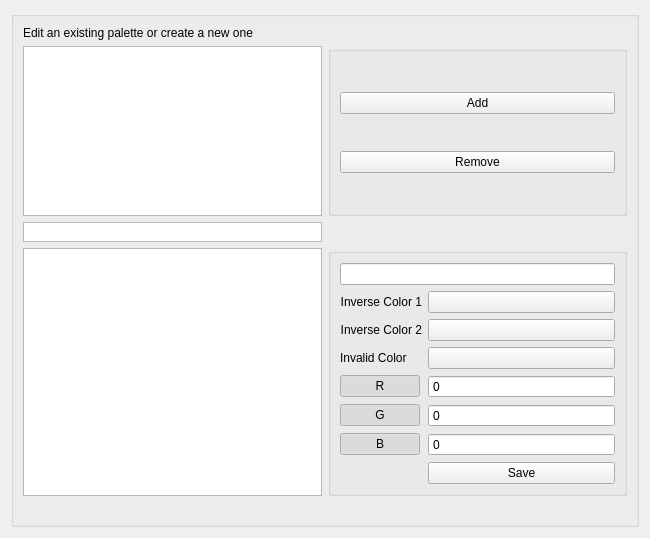
The window that Qitom/ui/widgetPropPalettes.ui (itom-project/itom) describes before a commit, drawn with Qt 5.
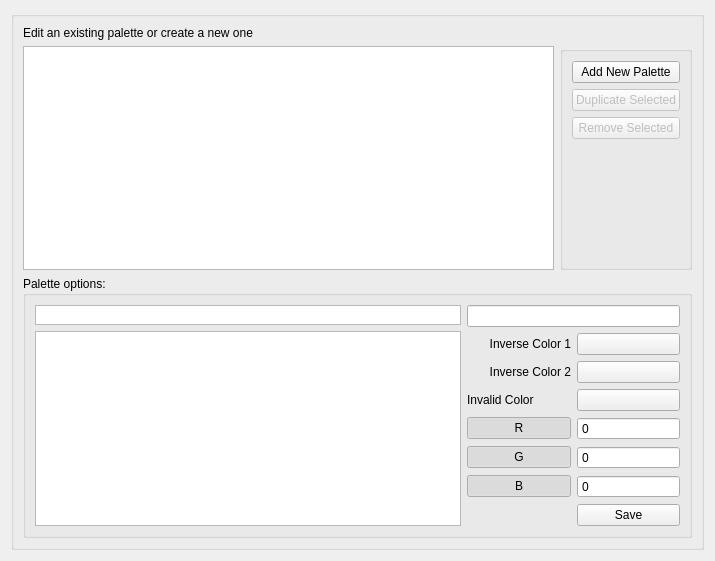
The same window after the commit. Custom widgets are drawn as their Qt base class.

Commit message: updates in color palette editor

```diff
--- a/Qitom/ui/widgetPropPalettes.ui
+++ b/Qitom/ui/widgetPropPalettes.ui
@@ -6,20 +6,20 @@
    <rect>
     <x>0</x>
     <y>0</y>
-    <width>650</width>
-    <height>538</height>
+    <width>715</width>
+    <height>561</height>
    </rect>
   </property>
   <property name="windowTitle">
    <string>Form</string>
   </property>
   <layout class="QGridLayout" name="gridLayout">
-   <item row="2" column="0">
+   <item row="1" column="0">
     <widget class="QGroupBox" name="groupBox">
      <property name="title">
       <string/>
      </property>
-     <layout class="QVBoxLayout" name="verticalLayout">
+     <layout class="QVBoxLayout" name="verticalLayout_3">
       <item>
        <widget class="QLabel" name="label_12">
         <property name="sizePolicy">
@@ -43,13 +43,102 @@
        </widget>
       </item>
       <item>
-       <layout class="QGridLayout" name="gridLayout_2">
-        <item row="5" column="1">
-         <widget class="QGroupBox" name="groupBox_4">
+       <layout class="QHBoxLayout" name="horizontalLayout">
+        <item>
+         <widget class="QListWidget" name="lwPalettes"/>
+        </item>
+        <item>
+         <widget class="QGroupBox" name="groupBox_2">
           <property name="title">
            <string/>
           </property>
-          <layout class="QFormLayout" name="formLayout">
+          <layout class="QVBoxLayout" name="verticalLayout_2">
+           <item>
+            <widget class="QPushButton" name="pbAdd">
+             <property name="text">
+              <string>Add New Palette</string>
+             </property>
+            </widget>
+           </item>
+           <item>
+            <widget class="QPushButton" name="pbDuplicate">
+             <property name="enabled">
+              <bool>false</bool>
+             </property>
+             <property name="text">
+              <string>Duplicate Selected</string>
+             </property>
+            </widget>
+           </item>
+           <item>
+            <widget class="QPushButton" name="pbRemove">
+             <property name="enabled">
+              <bool>false</bool>
+             </property>
+             <property name="text">
+              <string>Remove Selected</string>
+             </property>
+            </widget>
+           </item>
+           <item>
+            <spacer name="verticalSpacer_2">
+             <property name="orientation">
+              <enum>Qt::Vertical</enum>
+             </property>
+             <property name="sizeHint" stdset="0">
+              <size>
+               <width>20</width>
+               <height>40</height>
+              </size>
+             </property>
+            </spacer>
+           </item>
+          </layout>
+         </widget>
+        </item>
+       </layout>
+      </item>
+      <item>
+       <widget class="QGroupBox" name="groupOptions">
+        <property name="title">
+         <string>Palette options:</string>
+        </property>
+        <layout class="QHBoxLayout" name="horizontalLayout_2" stretch="2,1">
+         <item>
+          <layout class="QVBoxLayout" name="verticalLayout">
+           <item>
+            <widget class="QGraphicsView" name="gvCurPalette">
+             <property name="maximumSize">
+              <size>
+               <width>16777215</width>
+               <height>20</height>
+              </size>
+             </property>
+             <property name="verticalScrollBarPolicy">
+              <enum>Qt::ScrollBarAlwaysOff</enum>
+             </property>
+             <property name="horizontalScrollBarPolicy">
+              <enum>Qt::ScrollBarAlwaysOff</enum>
+             </property>
+            </widget>
+           </item>
+           <item>
+            <widget class="QGraphicsView" name="gvPalCurves">
+             <property name="verticalScrollBarPolicy">
+              <enum>Qt::ScrollBarAlwaysOff</enum>
+             </property>
+             <property name="horizontalScrollBarPolicy">
+              <enum>Qt::ScrollBarAlwaysOff</enum>
+             </property>
+            </widget>
+           </item>
+          </layout>
+         </item>
+         <item>
+          <layout class="QGridLayout" name="gridLayout_2">
+           <item row="0" column="0" colspan="2">
+            <widget class="QLineEdit" name="lePalName"/>
+           </item>
            <item row="1" column="0">
             <widget class="QLabel" name="label_8">
              <property name="text">
@@ -86,7 +175,7 @@
            <item row="3" column="1">
             <widget class="ColorPickerButton" name="btnInvColor"/>
            </item>
-           <item row="6" column="0">
+           <item row="4" column="0">
             <widget class="QPushButton" name="pbR">
              <property name="text">
               <string>R</string>
@@ -99,7 +188,7 @@
              </property>
             </widget>
            </item>
-           <item row="6" column="1">
+           <item row="4" column="1">
             <widget class="QSpinBox" name="sbR">
              <property name="buttonSymbols">
               <enum>QAbstractSpinBox::NoButtons</enum>
@@ -109,7 +198,7 @@
              </property>
             </widget>
            </item>
-           <item row="7" column="0">
+           <item row="5" column="0">
             <widget class="QPushButton" name="pbG">
              <property name="text">
               <string>G</string>
@@ -122,7 +211,7 @@
              </property>
             </widget>
            </item>
-           <item row="7" column="1">
+           <item row="5" column="1">
             <widget class="QSpinBox" name="sbG">
              <property name="buttonSymbols">
               <enum>QAbstractSpinBox::NoButtons</enum>
@@ -132,7 +221,7 @@
              </property>
             </widget>
            </item>
-           <item row="8" column="0">
+           <item row="6" column="0">
             <widget class="QPushButton" name="pbB">
              <property name="text">
               <string>B</string>
@@ -145,7 +234,7 @@
              </property>
             </widget>
            </item>
-           <item row="8" column="1">
+           <item row="6" column="1">
             <widget class="QSpinBox" name="sbB">
              <property name="buttonSymbols">
               <enum>QAbstractSpinBox::NoButtons</enum>
@@ -155,85 +244,17 @@
              </property>
             </widget>
            </item>
-           <item row="9" column="1">
+           <item row="7" column="1">
             <widget class="QPushButton" name="pbPalSave">
              <property name="text">
               <string>Save</string>
              </property>
             </widget>
            </item>
-           <item row="0" column="0" colspan="2">
-            <widget class="QLineEdit" name="lePalName"/>
-           </item>
           </layout>
-         </widget>
-        </item>
-        <item row="5" column="0">
-         <widget class="QGraphicsView" name="gvPalCurves">
-          <property name="verticalScrollBarPolicy">
-           <enum>Qt::ScrollBarAlwaysOff</enum>
-          </property>
-          <property name="horizontalScrollBarPolicy">
-           <enum>Qt::ScrollBarAlwaysOff</enum>
-          </property>
-         </widget>
-        </item>
-        <item row="0" column="1">
-         <widget class="QGroupBox" name="groupBox_2">
-          <property name="title">
-           <string/>
-          </property>
-          <layout class="QVBoxLayout" name="verticalLayout_2">
-           <item>
-            <widget class="QPushButton" name="pbAdd">
-             <property name="text">
-              <string>Add</string>
-             </property>
-            </widget>
-           </item>
-           <item>
-            <widget class="QPushButton" name="pbRemove">
-             <property name="text">
-              <string>Remove</string>
-             </property>
-            </widget>
-           </item>
-          </layout>
-         </widget>
-        </item>
-        <item row="4" column="0">
-         <widget class="QGraphicsView" name="gvCurPalette">
-          <property name="maximumSize">
-           <size>
-            <width>16777215</width>
-            <height>20</height>
-           </size>
-          </property>
-          <property name="verticalScrollBarPolicy">
-           <enum>Qt::ScrollBarAlwaysOff</enum>
-          </property>
-          <property name="horizontalScrollBarPolicy">
-           <enum>Qt::ScrollBarAlwaysOff</enum>
-          </property>
-         </widget>
-        </item>
-        <item row="0" column="0">
-         <widget class="QListWidget" name="lwPalettes"/>
-        </item>
-       </layout>
-      </item>
-      <item>
-       <spacer name="verticalSpacer">
-        <property name="orientation">
-         <enum>Qt::Vertical</enum>
-        </property>
-        <property name="sizeHint" stdset="0">
-         <size>
-          <width>20</width>
-          <height>40</height>
-         </size>
-        </property>
-       </spacer>
+         </item>
+        </layout>
+       </widget>
       </item>
      </layout>
     </widget>
```
The commit also changes 4 other files.
